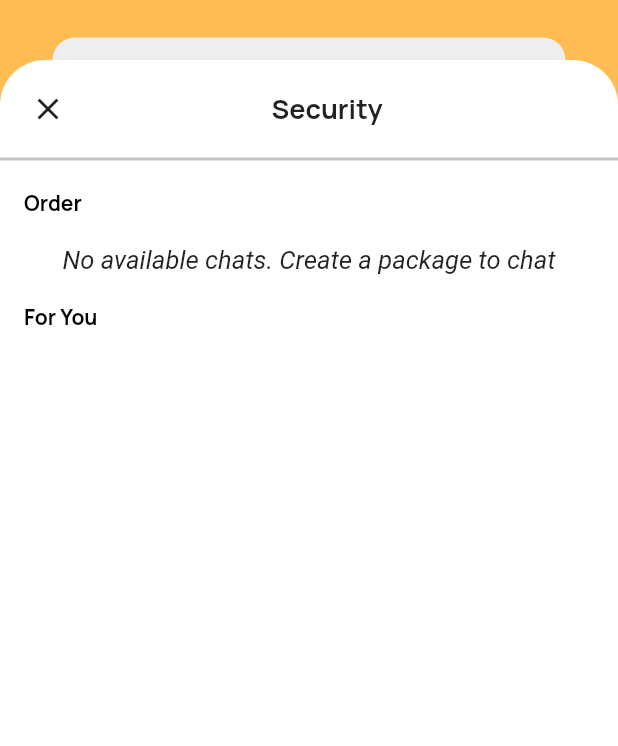
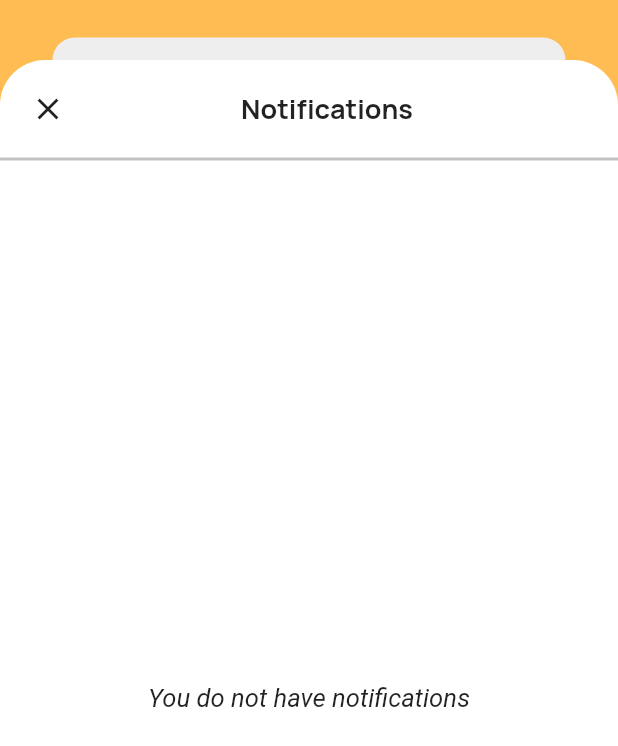
Before and after one commit to Lord-Chris/Postbird---Customer, a Flutter app: the Notifications screen opened directly, on a phone screen of 412 x 824 dp. Shown: the top 746 px of the screen. Run offline on Flutter 3.47's test engine with Material 2 defaults, Android fonts, the phone set to English and light mode, and no system bars; our stand-ins replace cloud_firestore, dio, firebase_core, firebase_database, flutter_slidable, flutter_spinkit and 11 more; missing offline and left inert: flutter_phone_direct_caller, flutter_polyline_points, place_picker; accounts and stored records are empty; network calls fail.

Commit message:
Notifications List implemented

```diff
--- a/lib/core/index.dart
+++ b/lib/core/index.dart
@@ -39,6 +39,7 @@ export 'package:postbird/models/package.dart';
 export 'package:postbird/models/place_model.dart';
 export 'package:postbird/models/chat_item.dart';
 export 'package:postbird/models/inbox_item.dart';
+export 'package:postbird/models/notification_item.dart';
 
 //repository
 export 'package:postbird/repository/auth/auth_repository.dart';
@@ -73,6 +74,7 @@ export 'package:postbird/utilities/map_utils.dart';
 export 'package:postbird/utilities/general_utils.dart';
 export 'package:postbird/utilities/repo_utils.dart';
 export 'package:postbird/utilities/enums/driver_status.dart';
+export 'package:postbird/utilities/enums/notification_category.dart';
 
 // widgets
 export 'package:postbird/ui/views/home/widgets/create_package_indicator.dart';
--- /dev/null
+++ b/lib/models/notification_item.dart
@@ -0,0 +1,45 @@
+import 'package:postbird/core/index.dart';
+
+class NotificationItem {
+  final int id;
+  final NotificationCategory category;
+  final String userId, title, message;
+
+  NotificationItem({
+    required this.id,
+    required this.userId,
+    required this.category,
+    required this.title,
+    required this.message,
+  });
+
+  factory NotificationItem.fromJson(Map<String, dynamic> json) {
+    return NotificationItem(
+      id: json['id'],
+      userId: json['user_id'],
+      title: json['title'],
+      message: json['message'],
+      category: parseCategory(json['category']),
+    );
+  }
+  static dynamic parseCategory(dynamic data) {
+    if (data is String) {
+      switch (data) {
+        case "order":
+          return NotificationCategory.Order;
+        case "personal":
+          return NotificationCategory.Personal;
+        default:
+          return NotificationCategory.Personal;
+      }
+    }
+    if (data is NotificationCategory) {
+      switch (data) {
+        case NotificationCategory.Order:
+          return "order";
+        case NotificationCategory.Personal:
+          return "personal";
+      }
+    }
+  }
+}
--- a/lib/ui/views/profile/controllers/notifications_controller.dart
+++ b/lib/ui/views/profile/controllers/notifications_controller.dart
@@ -2,8 +2,10 @@ import 'package:postbird/core/index.dart';
 
 class NotificationsController extends BaseController {
   final _notificationRepo = NotificationRepository();
+  final scrollCont = ScrollController();
 
   Stream<List> streamNotifications() => _notificationRepo.streamNotifications();
 
-  Future<List> fetchNotifications() => _notificationRepo.fetchNotifications();
+  Future<List<NotificationItem>> fetchNotifications() =>
+      _notificationRepo.fetchNotifications();
 }
--- a/lib/ui/views/profile/controllers/profile_controller.dart
+++ b/lib/ui/views/profile/controllers/profile_controller.dart
@@ -4,7 +4,7 @@ import 'package:postbird/ui/views/startup/view/onboarding.dart';
 
 class ProfileController extends BaseController {
   final _storageService = Get.find<IStorageService>();
-  final _authRepository = Get.find<IAuthRepository>();
+  // final _authRepository = Get.find<IAuthRepository>();
 
   void navigateToEditProfile() async {
     await Get.to(() => EditProfile());
--- a/lib/ui/views/profile/views/notifications.dart
+++ b/lib/ui/views/profile/views/notifications.dart
@@ -1,5 +1,6 @@
 import 'package:postbird/core/index.dart';
 import '../controllers/notifications_controller.dart';
+import '../widgets/notification_container.dart';
 
 class Notifications extends StatelessWidget {
   const Notifications({Key? key}) : super(key: key);
@@ -9,12 +10,10 @@ class Notifications extends StatelessWidget {
     return GetBuilder<NotificationsController>(
       init: NotificationsController(),
       builder: (controller) {
-        double height = MediaQuery.of(context).size.height;
         double width = MediaQuery.of(context).size.width;
         return Scaffold(
           backgroundColor: AppColors.primaryColor,
           body: SafeArea(
-            child: SafeArea(
             child: Column(
               children: [
                 Container(
@@ -35,9 +34,8 @@ class Notifications extends StatelessWidget {
                     padding: EdgeInsets.only(top: 20),
                     decoration: BoxDecoration(
                       color: AppColors.whiteColor,
-                        borderRadius: BorderRadius.only(
-                          topRight: Radius.circular(30),
-                          topLeft: Radius.circular(30),
+                      borderRadius: BorderRadius.vertical(
+                        top: Radius.circular(30),
                       ),
                     ),
                     child: Column(
@@ -55,7 +53,7 @@ class Notifications extends StatelessWidget {
                                 ),
                               ),
                               Text(
-                                  'Security',
+                                'Notifications',
                                 style: GoogleFonts.manrope(
                                   fontWeight: FontWeight.w600,
                                   fontSize: 18,
@@ -65,30 +63,13 @@ class Notifications extends StatelessWidget {
                             ],
                           ),
                         ),
-                          Visibility(
-                            visible: !controller.isBusy,
-                            child: Container(
+                        Container(
                           width: double.infinity,
                           height: 2,
                           color: AppColors.iconGrey,
                         ),
-                            replacement: LinearProgressIndicator(
-                              color: AppColors.primaryColor,
-                              backgroundColor: AppColors.iconGrey,
-                              minHeight: 5,
-                            ),
-                          ),
-                          ListTile(
-                            title: Text(
-                              'Order',
-                              style: GoogleFonts.manrope(
-                                fontWeight: FontWeight.w700,
-                                fontSize: 14,
-                                color: AppColors.blackColor,
-                              ),
-                            ),
-                          ),
-                          FutureBuilder<List>(
+                        Expanded(
+                          child: FutureBuilder<List<NotificationItem>>(
                             future: controller.fetchNotifications(),
                             builder: (__, snapshot) {
                               if (snapshot.connectionState ==
@@ -100,7 +81,7 @@ class Notifications extends StatelessWidget {
                                   snapshot.data!.isEmpty)) {
                                 return Center(
                                   child: Text(
-                                    "No available chats. Create a package to chat",
+                                    "You do not have notifications",
                                     style: TextStyle(
                                       fontSize: 17,
                                       fontWeight: FontWeight.w400,
@@ -109,50 +90,48 @@ class Notifications extends StatelessWidget {
                                   ),
                                 );
                               }
-                              return Container(
-                                color: Color(0xFFFAF7F2),
-                                padding: EdgeInsets.symmetric(
-                                    horizontal: 20, vertical: 10),
-                                width: double.infinity,
-                                height: 100,
+                              final _order = snapshot.data!
+                                  .where((e) =>
+                                      e.category == NotificationCategory.Order)
+                                  .toList();
+                              final _personal = snapshot.data!
+                                  .where((e) =>
+                                      e.category != NotificationCategory.Order)
+                                  .toList();
+                              return Column(
+                                children: [
+                                  Visibility(
+                                    visible: _order.isNotEmpty,
                                     child: Column(
                                       children: [
-                                    Row(
-                                      mainAxisAlignment:
-                                          MainAxisAlignment.spaceBetween,
-                                      children: [
-                                        Text(
-                                          'Your package is ready to pickup',
+                                        ListTile(
+                                          title: Text(
+                                            'Order',
                                             style: GoogleFonts.manrope(
                                               fontWeight: FontWeight.w700,
                                               fontSize: 14,
                                               color: AppColors.blackColor,
                                             ),
                                           ),
-                                        Text(
-                                          'New',
-                                          style: GoogleFonts.manrope(
-                                            fontWeight: FontWeight.w800,
-                                            fontSize: 10,
-                                            color: AppColors.primaryColor,
                                         ),
+                                        ListView.builder(
+                                          shrinkWrap: true,
+                                          controller: controller.scrollCont,
+                                          itemCount: snapshot.data!.length,
+                                          itemBuilder: (__, index) {
+                                            final notification = _order[index];
+                                            return NotificationContainer(
+                                              notification: notification,
+                                            );
+                                          },
                                         ),
                                       ],
                                     ),
-                                    SizedBox(height: 10),
-                                    Text(
-                                      'Order BX-71720 is already to pickup on 5:20 PM, Hi Kitani, please prepare your package thank you!',
-                                      style: GoogleFonts.manrope(
-                                        fontWeight: FontWeight.w400,
-                                        fontSize: 14,
-                                        color: AppColors.blackColor,
                                   ),
-                                    ),
-                                  ],
-                                ),
-                              );
-                            },
-                          ),
+                                  Visibility(
+                                    visible: _personal.isNotEmpty,
+                                    child: Column(
+                                      children: [
                                         ListTile(
                                           title: Text(
                                             'For You',
@@ -163,6 +142,26 @@ class Notifications extends StatelessWidget {
                                             ),
                                           ),
                                         ),
+                                        ListView.builder(
+                                          shrinkWrap: true,
+                                          controller: controller.scrollCont,
+                                          itemCount: snapshot.data!.length,
+                                          itemBuilder: (__, index) {
+                                            final notification =
+                                                _personal[index];
+                                            return NotificationContainer(
+                                              notification: notification,
+                                            );
+                                          },
+                                        ),
+                                      ],
+                                    ),
+                                  ),
+                                ],
+                              );
+                            },
+                          ),
+                        ),
                       ],
                     ),
                   ),
@@ -170,7 +169,6 @@ class Notifications extends StatelessWidget {
               ],
             ),
           ),
-          ),
         );
       },
     );
--- a/lib/ui/views/profile/views/profile_view.dart
+++ b/lib/ui/views/profile/views/profile_view.dart
@@ -3,7 +3,6 @@ import 'package:postbird/core/index.dart';
 import 'package:postbird/ui/shared/app_colors.dart';
 
 import '../controllers/profile_controller.dart';
-import 'edit_profile.dart';
 import 'security.dart';
 import 'notifications.dart';
 
--- /dev/null
+++ b/lib/utilities/enums/notification_category.dart
@@ -0,0 +1 @@
+enum NotificationCategory { Order, Personal }
```
Also changed, not shown: lib/repository/notifications/noification_repository.dart (+11 -7 lines), lib/ui/views/profile/widgets/notification_container.dart (added, +56 -0 lines), 1 other file. Lines whose indentation alone changed are shown as unchanged.
